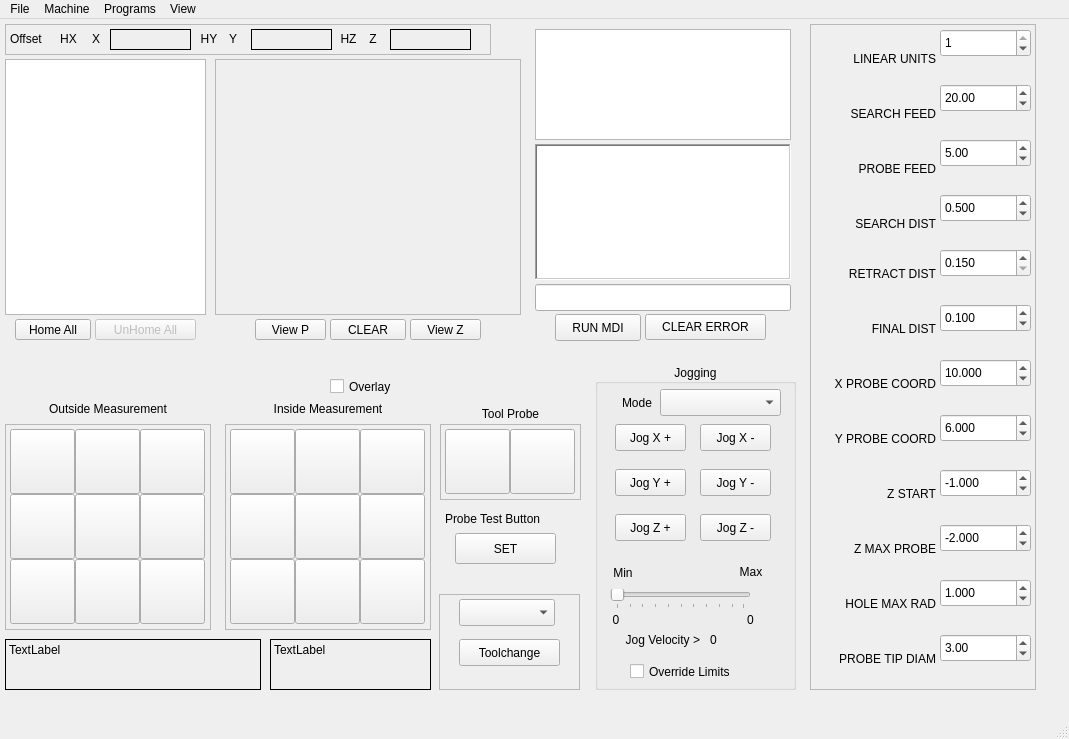
This is examples/touch_probe2/touch-probe2.ui in jethornton/flexgui as Qt 5 draws it before an edit. The edited form follows.
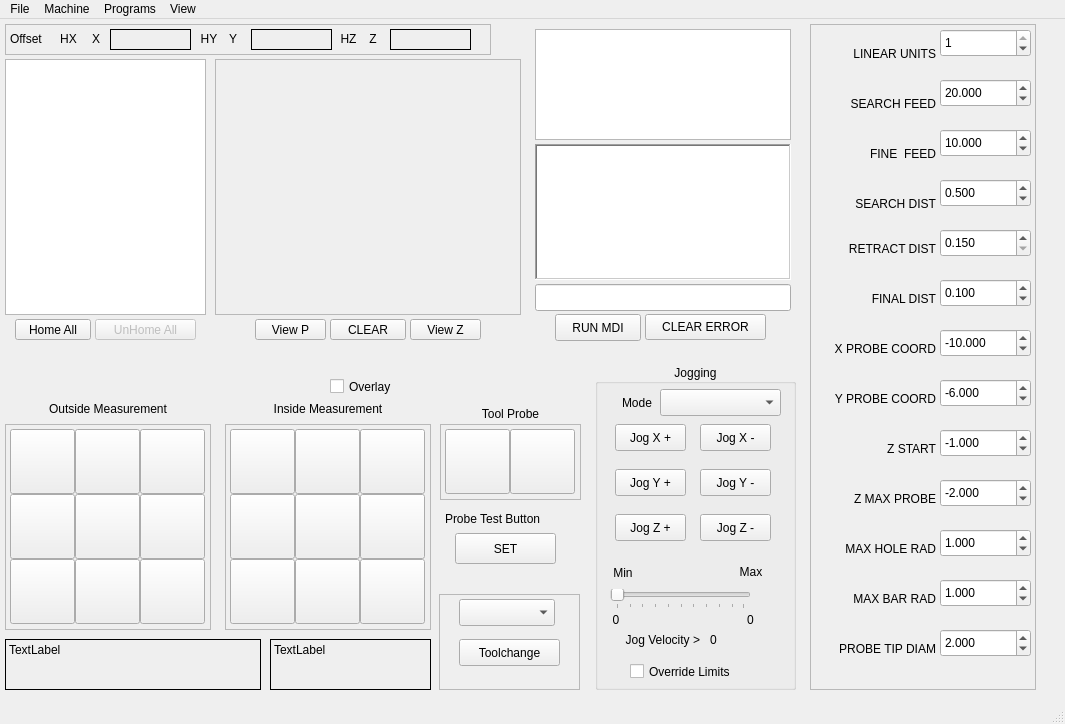
This is the edited form.

Commit message: 09/21/2024 major probe example update

Diff of the .ui file:
```diff
--- a/examples/touch_probe2/touch-probe2.ui
+++ b/examples/touch_probe2/touch-probe2.ui
@@ -6,10 +6,16 @@
    <rect>
     <x>0</x>
     <y>0</y>
-    <width>1069</width>
-    <height>739</height>
+    <width>1065</width>
+    <height>724</height>
    </rect>
   </property>
+  <property name="minimumSize">
+   <size>
+    <width>1040</width>
+    <height>724</height>
+   </size>
+  </property>
   <property name="windowTitle">
    <string>MainWindow</string>
   </property>
@@ -1229,7 +1235,7 @@
      <property name="geometry">
       <rect>
        <x>15</x>
-       <y>25</y>
+       <y>20</y>
        <width>111</width>
        <height>19</height>
       </rect>
@@ -1245,7 +1251,7 @@
      <property name="geometry">
       <rect>
        <x>15</x>
-       <y>80</y>
+       <y>70</y>
        <width>111</width>
        <height>19</height>
       </rect>
@@ -1261,13 +1267,13 @@
      <property name="geometry">
       <rect>
        <x>15</x>
-       <y>135</y>
+       <y>120</y>
        <width>111</width>
        <height>19</height>
       </rect>
      </property>
      <property name="text">
-      <string>PROBE FEED</string>
+      <string>FINE  FEED</string>
      </property>
      <property name="alignment">
       <set>Qt::AlignRight|Qt::AlignTrailing|Qt::AlignVCenter</set>
@@ -1277,7 +1283,7 @@
      <property name="geometry">
       <rect>
        <x>15</x>
-       <y>190</y>
+       <y>170</y>
        <width>111</width>
        <height>19</height>
       </rect>
@@ -1293,7 +1299,7 @@
      <property name="geometry">
       <rect>
        <x>5</x>
-       <y>405</y>
+       <y>365</y>
        <width>121</width>
        <height>19</height>
       </rect>
@@ -1309,7 +1315,7 @@
      <property name="geometry">
       <rect>
        <x>15</x>
-       <y>240</y>
+       <y>215</y>
        <width>111</width>
        <height>19</height>
       </rect>
@@ -1325,7 +1331,7 @@
      <property name="geometry">
       <rect>
        <x>5</x>
-       <y>350</y>
+       <y>315</y>
        <width>121</width>
        <height>19</height>
       </rect>
@@ -1341,7 +1347,7 @@
      <property name="geometry">
       <rect>
        <x>15</x>
-       <y>295</y>
+       <y>265</y>
        <width>111</width>
        <height>19</height>
       </rect>
@@ -1357,16 +1363,16 @@
      <property name="geometry">
       <rect>
        <x>130</x>
-       <y>60</y>
+       <y>55</y>
        <width>91</width>
        <height>28</height>
       </rect>
      </property>
      <property name="decimals">
-      <number>2</number>
+      <number>3</number>
      </property>
      <property name="maximum">
-      <double>50.000000000000000</double>
+      <double>100.000000000000000</double>
      </property>
      <property name="singleStep">
       <double>0.100000000000000</double>
@@ -1391,22 +1397,22 @@
      <property name="geometry">
       <rect>
        <x>130</x>
-       <y>115</y>
+       <y>105</y>
        <width>91</width>
        <height>28</height>
       </rect>
      </property>
      <property name="decimals">
-      <number>2</number>
+      <number>3</number>
      </property>
      <property name="maximum">
-      <double>25.000000000000000</double>
+      <double>50.000000000000000</double>
      </property>
      <property name="singleStep">
       <double>0.100000000000000</double>
      </property>
      <property name="value">
-      <double>5.000000000000000</double>
+      <double>10.000000000000000</double>
      </property>
      <property name="function" stdset="0">
       <string>hal_pin</string>
@@ -1425,7 +1431,7 @@
      <property name="geometry">
       <rect>
        <x>130</x>
-       <y>170</y>
+       <y>155</y>
        <width>91</width>
        <height>28</height>
       </rect>
@@ -1462,7 +1468,7 @@
      <property name="geometry">
       <rect>
        <x>130</x>
-       <y>390</y>
+       <y>355</y>
        <width>91</width>
        <height>28</height>
       </rect>
@@ -1480,7 +1486,7 @@
       <double>0.001000000000000</double>
      </property>
      <property name="value">
-      <double>6.000000000000000</double>
+      <double>-6.000000000000000</double>
      </property>
      <property name="function" stdset="0">
       <string>hal_pin</string>
@@ -1499,7 +1505,7 @@
      <property name="geometry">
       <rect>
        <x>130</x>
-       <y>225</y>
+       <y>205</y>
        <width>91</width>
        <height>28</height>
       </rect>
@@ -1533,7 +1539,7 @@
      <property name="geometry">
       <rect>
        <x>130</x>
-       <y>335</y>
+       <y>305</y>
        <width>91</width>
        <height>28</height>
       </rect>
@@ -1551,7 +1557,7 @@
       <double>0.001000000000000</double>
      </property>
      <property name="value">
-      <double>10.000000000000000</double>
+      <double>-10.000000000000000</double>
      </property>
      <property name="function" stdset="0">
       <string>hal_pin</string>
@@ -1570,7 +1576,7 @@
      <property name="geometry">
       <rect>
        <x>130</x>
-       <y>280</y>
+       <y>255</y>
        <width>91</width>
        <height>28</height>
       </rect>
@@ -1604,13 +1610,13 @@
      <property name="geometry">
       <rect>
        <x>5</x>
-       <y>625</y>
+       <y>565</y>
        <width>121</width>
        <height>19</height>
       </rect>
      </property>
      <property name="text">
-      <string>PROBE TIP DIAM</string>
+      <string>MAX BAR RAD</string>
      </property>
      <property name="alignment">
       <set>Qt::AlignRight|Qt::AlignTrailing|Qt::AlignVCenter</set>
@@ -1620,7 +1626,7 @@
      <property name="geometry">
       <rect>
        <x>15</x>
-       <y>515</y>
+       <y>465</y>
        <width>111</width>
        <height>19</height>
       </rect>
@@ -1636,7 +1642,7 @@
      <property name="geometry">
       <rect>
        <x>130</x>
-       <y>500</y>
+       <y>455</y>
        <width>91</width>
        <height>28</height>
       </rect>
@@ -1673,7 +1679,7 @@
      <property name="geometry">
       <rect>
        <x>15</x>
-       <y>460</y>
+       <y>415</y>
        <width>111</width>
        <height>19</height>
       </rect>
@@ -1689,13 +1695,13 @@
      <property name="geometry">
       <rect>
        <x>5</x>
-       <y>570</y>
+       <y>515</y>
        <width>121</width>
        <height>19</height>
       </rect>
      </property>
      <property name="text">
-      <string>HOLE MAX RAD</string>
+      <string>MAX HOLE RAD</string>
      </property>
      <property name="alignment">
       <set>Qt::AlignRight|Qt::AlignTrailing|Qt::AlignVCenter</set>
@@ -1705,13 +1711,13 @@
      <property name="geometry">
       <rect>
        <x>130</x>
-       <y>610</y>
+       <y>605</y>
        <width>91</width>
        <height>28</height>
       </rect>
      </property>
      <property name="decimals">
-      <number>2</number>
+      <number>3</number>
      </property>
      <property name="maximum">
       <double>10.000000000000000</double>
@@ -1720,7 +1726,7 @@
       <double>0.010000000000000</double>
      </property>
      <property name="value">
-      <double>3.000000000000000</double>
+      <double>2.000000000000000</double>
      </property>
      <property name="function" stdset="0">
       <string>hal_pin</string>
@@ -1739,7 +1745,7 @@
      <property name="geometry">
       <rect>
        <x>130</x>
-       <y>445</y>
+       <y>405</y>
        <width>91</width>
        <height>28</height>
       </rect>
@@ -1776,7 +1782,7 @@
      <property name="geometry">
       <rect>
        <x>130</x>
-       <y>555</y>
+       <y>505</y>
        <width>91</width>
        <height>28</height>
       </rect>
@@ -1803,6 +1809,56 @@
       <string>HAL_OUT</string>
      </property>
     </widget>
+    <widget class="QDoubleSpinBox" name="probe_max_bar_r">
+     <property name="geometry">
+      <rect>
+       <x>130</x>
+       <y>555</y>
+       <width>91</width>
+       <height>28</height>
+      </rect>
+     </property>
+     <property name="decimals">
+      <number>3</number>
+     </property>
+     <property name="maximum">
+      <double>99.989999999999995</double>
+     </property>
+     <property name="singleStep">
+      <double>0.001000000000000</double>
+     </property>
+     <property name="value">
+      <double>1.000000000000000</double>
+     </property>
+     <property name="function" stdset="0">
+      <string>hal_pin</string>
+     </property>
+     <property name="pin_name" stdset="0">
+      <string>probe_max_bar_r</string>
+     </property>
+     <property name="hal_type" stdset="0">
+      <string>HAL_FLOAT</string>
+     </property>
+     <property name="hal_dir" stdset="0">
+      <string>HAL_OUT</string>
+     </property>
+    </widget>
+    <widget class="QLabel" name="label_29">
+     <property name="geometry">
+      <rect>
+       <x>5</x>
+       <y>615</y>
+       <width>121</width>
+       <height>19</height>
+      </rect>
+     </property>
+     <property name="text">
+      <string>PROBE TIP DIAM</string>
+     </property>
+     <property name="alignment">
+      <set>Qt::AlignRight|Qt::AlignTrailing|Qt::AlignVCenter</set>
+     </property>
+    </widget>
    </widget>
    <widget class="QPushButton" name="unhome_all_pb">
     <property name="enabled">
@@ -1827,7 +1883,7 @@
     <rect>
      <x>0</x>
      <y>0</y>
-     <width>1069</width>
+     <width>1065</width>
      <height>24</height>
     </rect>
    </property>
```
Left out of the diff: 6 changed lines with no effect on the pictures. The commit also changes 9 other files.
